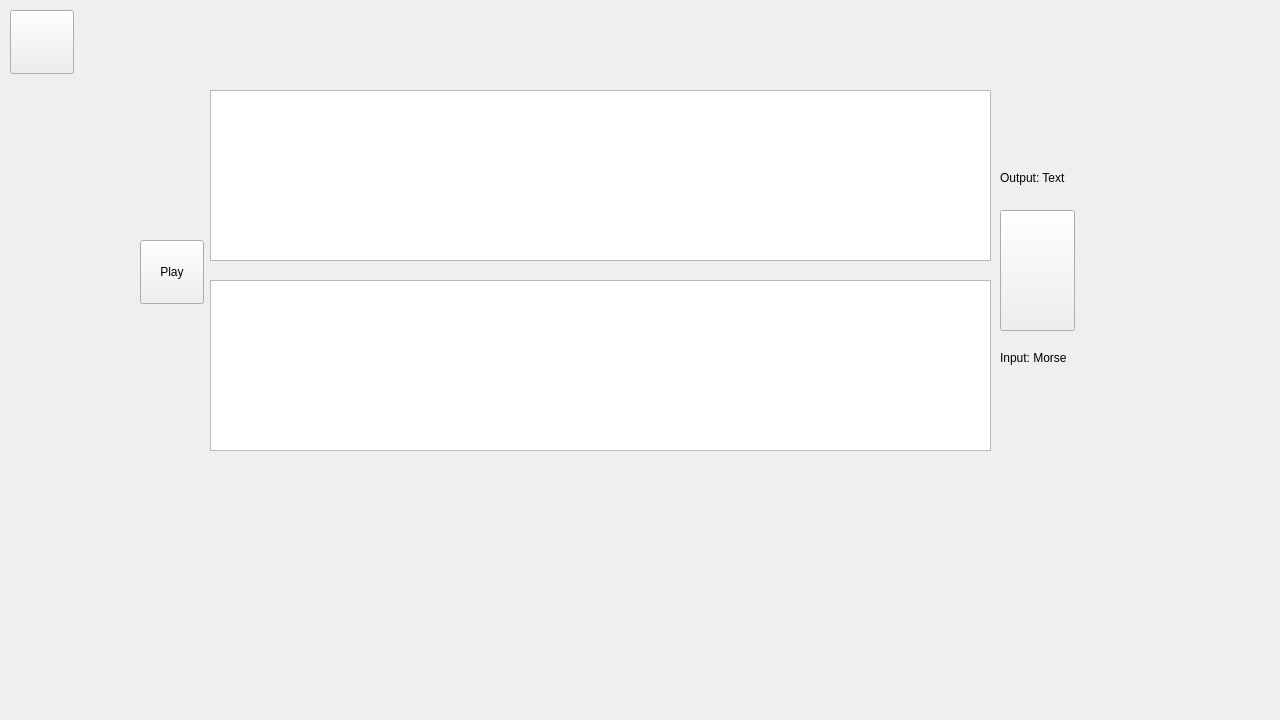
Old version of the form MorseCodeLearner/translatorwindow.ui in the repository UofU-CS3505/cs3505-assignment9-the_tigers.
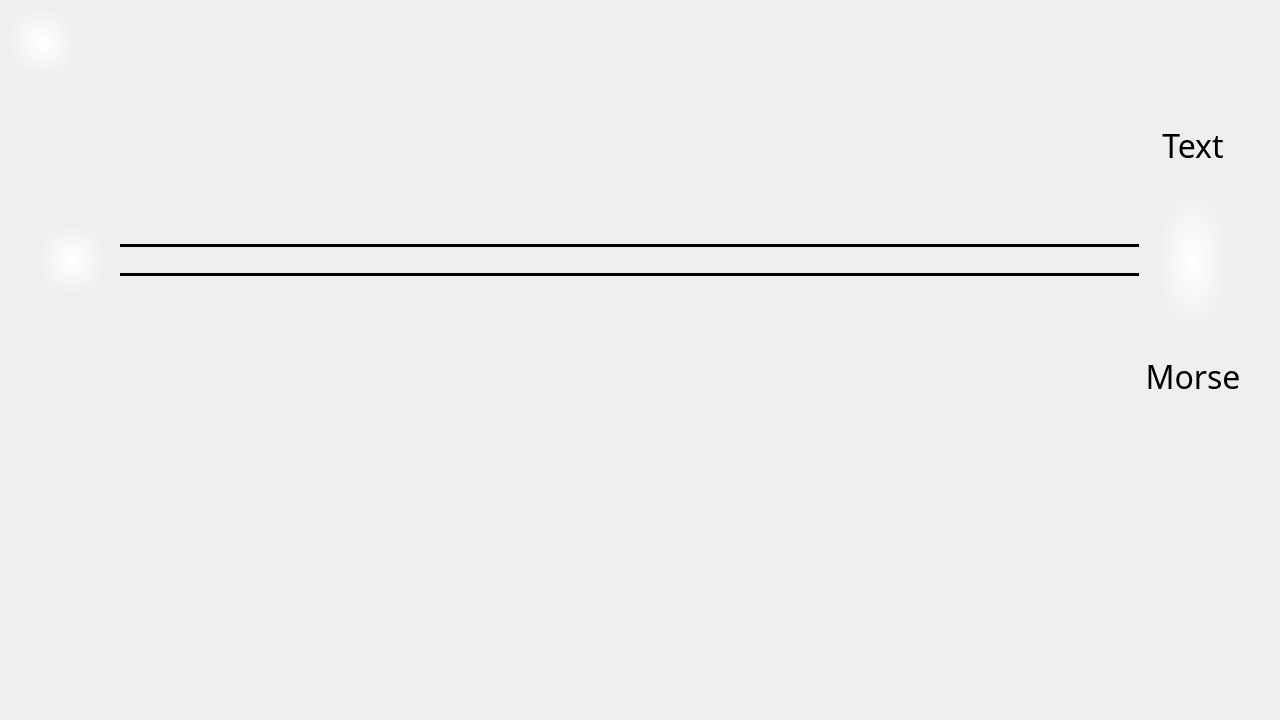
New version of the form.

```diff
--- a/MorseCodeLearner/translatorwindow.ui
+++ b/MorseCodeLearner/translatorwindow.ui
@@ -28,109 +28,284 @@
    <property name="focusPolicy">
     <enum>Qt::FocusPolicy::ClickFocus</enum>
    </property>
-   <property name="text">
-    <string/>
+   <property name="styleSheet">
+    <string notr="true">border: none;
+background-color: transparent;
+background: qradialgradient(spread:pad, cx:0.5, cy:0.5, radius:0.55, fx:0.5, fy:0.5, stop:0 rgba(255, 255, 255, 255), stop:1 rgba(255, 255, 255, 0));</string>
    </property>
-  </widget>
-  <widget class="QTextEdit" name="outputText">
-   <property name="enabled">
-    <bool>true</bool>
-   </property>
-   <property name="geometry">
-    <rect>
-     <x>210</x>
-     <y>90</y>
-     <width>781</width>
-     <height>171</height>
-    </rect>
-   </property>
-   <property name="font">
-    <font>
-     <pointsize>24</pointsize>
-    </font>
-   </property>
-   <property name="readOnly">
-    <bool>true</bool>
-   </property>
-  </widget>
-  <widget class="QTextEdit" name="inputText">
-   <property name="geometry">
-    <rect>
-     <x>210</x>
-     <y>280</y>
-     <width>781</width>
-     <height>171</height>
-    </rect>
-   </property>
-   <property name="font">
-    <font>
-     <pointsize>24</pointsize>
-    </font>
-   </property>
-   <property name="focusPolicy">
-    <enum>Qt::FocusPolicy::StrongFocus</enum>
-   </property>
-   <property name="whatsThis">
-    <string>override morse input</string>
-   </property>
-  </widget>
-  <widget class="QPushButton" name="swapButton">
-   <property name="geometry">
-    <rect>
-     <x>1000</x>
-     <y>210</y>
-     <width>75</width>
-     <height>121</height>
-    </rect>
-   </property>
-   <property name="focusPolicy">
-    <enum>Qt::FocusPolicy::NoFocus</enum>
-   </property>
    <property name="text">
     <string/>
    </property>
   </widget>
-  <widget class="QLabel" name="outputLabel">
+  <widget class="QWidget" name="">
    <property name="geometry">
     <rect>
-     <x>1000</x>
-     <y>170</y>
-     <width>81</width>
-     <height>16</height>
+     <x>40</x>
+     <y>100</y>
+     <width>1201</width>
+     <height>321</height>
     </rect>
    </property>
-   <property name="text">
-    <string>Output: Text</string>
-   </property>
-  </widget>
-  <widget class="QLabel" name="inputLabel">
-   <property name="geometry">
-    <rect>
-     <x>1000</x>
-     <y>350</y>
-     <width>81</width>
-     <height>16</height>
-    </rect>
-   </property>
-   <property name="text">
-    <string>Input: Morse</string>
-   </property>
-  </widget>
-  <widget class="QPushButton" name="audioPlayButton">
-   <property name="geometry">
-    <rect>
-     <x>140</x>
-     <y>240</y>
-     <width>64</width>
-     <height>64</height>
-    </rect>
-   </property>
-   <property name="focusPolicy">
-    <enum>Qt::FocusPolicy::NoFocus</enum>
-   </property>
-   <property name="text">
-    <string>Play</string>
-   </property>
+   <layout class="QHBoxLayout" name="horizontalLayout">
+    <property name="sizeConstraint">
+     <enum>QLayout::SizeConstraint::SetMinimumSize</enum>
+    </property>
+    <item>
+     <widget class="QPushButton" name="audioPlayButton">
+      <property name="minimumSize">
+       <size>
+        <width>64</width>
+        <height>64</height>
+       </size>
+      </property>
+      <property name="maximumSize">
+       <size>
+        <width>64</width>
+        <height>64</height>
+       </size>
+      </property>
+      <property name="focusPolicy">
+       <enum>Qt::FocusPolicy::NoFocus</enum>
+      </property>
+      <property name="styleSheet">
+       <string notr="true">border: none;
+background-color: transparent;
+background: qradialgradient(spread:pad, cx:0.5, cy:0.5, radius:0.55, fx:0.5, fy:0.5, stop:0 rgba(255, 255, 255, 255), stop:1 rgba(255, 255, 255, 0));</string>
+      </property>
+      <property name="text">
+       <string/>
+      </property>
+     </widget>
+    </item>
+    <item>
+     <spacer name="horizontalSpacer">
+      <property name="orientation">
+       <enum>Qt::Orientation::Horizontal</enum>
+      </property>
+      <property name="sizeType">
+       <enum>QSizePolicy::Policy::Fixed</enum>
+      </property>
+      <property name="sizeHint" stdset="0">
+       <size>
+        <width>10</width>
+        <height>20</height>
+       </size>
+      </property>
+     </spacer>
+    </item>
+    <item>
+     <layout class="QVBoxLayout" name="verticalLayout">
+      <property name="spacing">
+       <number>12</number>
+      </property>
+      <item>
+       <widget class="QTextEdit" name="outputText">
+        <property name="enabled">
+         <bool>true</bool>
+        </property>
+        <property name="font">
+         <font>
+          <pointsize>58</pointsize>
+         </font>
+        </property>
+        <property name="styleSheet">
+         <string notr="true">background-color: transparent;
+border: none;
+background: qradialgradient(
+        cx:0.5, cy:0.5,
+        fx:0.5, fy:0.5,
+        radius:0.55,
+        stop:0 rgba(255, 255, 255, 255),
+        stop:0.7 rgba(255, 255, 255, 200),
+        stop:1 rgba(255, 255, 255, 0)
+    );</string>
+        </property>
+        <property name="lineWrapMode">
+         <enum>QTextEdit::LineWrapMode::NoWrap</enum>
+        </property>
+        <property name="readOnly">
+         <bool>true</bool>
+        </property>
+        <property name="html">
+         <string>&lt;!DOCTYPE HTML PUBLIC &quot;-//W3C//DTD HTML 4.0//EN&quot; &quot;http://www.w3.org/TR/REC-html40/strict.dtd&quot;&gt;
+&lt;html&gt;&lt;head&gt;&lt;meta name=&quot;qrichtext&quot; content=&quot;1&quot; /&gt;&lt;meta charset=&quot;utf-8&quot; /&gt;&lt;style type=&quot;text/css&quot;&gt;
+p, li { white-space: pre-wrap; }
+hr { height: 1px; border-width: 0; }
+li.unchecked::marker { content: &quot;\2610&quot;; }
+li.checked::marker { content: &quot;\2612&quot;; }
+&lt;/style&gt;&lt;/head&gt;&lt;body style=&quot; font-family:'Segoe UI'; font-size:58pt; font-weight:400; font-style:normal;&quot;&gt;
+&lt;p style=&quot;-qt-paragraph-type:empty; margin-top:0px; margin-bottom:0px; margin-left:0px; margin-right:0px; -qt-block-indent:0; text-indent:0px; font-size:64pt;&quot;&gt;&lt;br /&gt;&lt;/p&gt;&lt;/body&gt;&lt;/html&gt;</string>
+        </property>
+        <property name="acceptRichText">
+         <bool>false</bool>
+        </property>
+       </widget>
+      </item>
+      <item>
+       <widget class="QWidget" name="spacer" native="true">
+        <property name="minimumSize">
+         <size>
+          <width>0</width>
+          <height>32</height>
+         </size>
+        </property>
+        <property name="autoFillBackground">
+         <bool>false</bool>
+        </property>
+        <property name="styleSheet">
+         <string notr="true">border-top: 3px solid black;
+border-bottom: 3px solid black;</string>
+        </property>
+       </widget>
+      </item>
+      <item>
+       <widget class="QTextEdit" name="inputText">
+        <property name="enabled">
+         <bool>true</bool>
+        </property>
+        <property name="font">
+         <font>
+          <pointsize>58</pointsize>
+         </font>
+        </property>
+        <property name="focusPolicy">
+         <enum>Qt::FocusPolicy::StrongFocus</enum>
+        </property>
+        <property name="whatsThis">
+         <string>override morse input</string>
+        </property>
+        <property name="autoFillBackground">
+         <bool>false</bool>
+        </property>
+        <property name="styleSheet">
+         <string notr="true">background-color: transparent;
+border: none;
+background: qradialgradient(
+        cx:0.5, cy:0.5,
+        fx:0.5, fy:0.5,
+        radius:0.55,
+        stop:0 rgba(255, 255, 255, 255),
+        stop:0.7 rgba(255, 255, 255, 200),
+        stop:1 rgba(255, 255, 255, 0)
+    );</string>
+        </property>
+        <property name="lineWrapMode">
+         <enum>QTextEdit::LineWrapMode::NoWrap</enum>
+        </property>
+        <property name="acceptRichText">
+         <bool>false</bool>
+        </property>
+        <property name="cursorWidth">
+         <number>3</number>
+        </property>
+        <property name="placeholderText">
+         <string/>
+        </property>
+       </widget>
+      </item>
+     </layout>
+    </item>
+    <item>
+     <layout class="QVBoxLayout" name="verticalLayout_2">
+      <property name="sizeConstraint">
+       <enum>QLayout::SizeConstraint::SetNoConstraint</enum>
+      </property>
+      <item>
+       <widget class="QLabel" name="outputLabel">
+        <property name="sizePolicy">
+         <sizepolicy hsizetype="Minimum" vsizetype="Preferred">
+          <horstretch>0</horstretch>
+          <verstretch>0</verstretch>
+         </sizepolicy>
+        </property>
+        <property name="minimumSize">
+         <size>
+          <width>96</width>
+          <height>0</height>
+         </size>
+        </property>
+        <property name="font">
+         <font>
+          <family>Scheherazade</family>
+          <pointsize>24</pointsize>
+         </font>
+        </property>
+        <property name="text">
+         <string>Text</string>
+        </property>
+        <property name="alignment">
+         <set>Qt::AlignmentFlag::AlignCenter</set>
+        </property>
+       </widget>
+      </item>
+      <item alignment="Qt::AlignmentFlag::AlignHCenter">
+       <widget class="QPushButton" name="swapButton">
+        <property name="enabled">
+         <bool>true</bool>
+        </property>
+        <property name="sizePolicy">
+         <sizepolicy hsizetype="Minimum" vsizetype="Minimum">
+          <horstretch>0</horstretch>
+          <verstretch>0</verstretch>
+         </sizepolicy>
+        </property>
+        <property name="minimumSize">
+         <size>
+          <width>64</width>
+          <height>128</height>
+         </size>
+        </property>
+        <property name="maximumSize">
+         <size>
+          <width>64</width>
+          <height>128</height>
+         </size>
+        </property>
+        <property name="focusPolicy">
+         <enum>Qt::FocusPolicy::NoFocus</enum>
+        </property>
+        <property name="autoFillBackground">
+         <bool>false</bool>
+        </property>
+        <property name="styleSheet">
+         <string notr="true">border: none;
+background-color: transparent;
+background: qradialgradient(spread:pad, cx:0.5, cy:0.5, radius:0.55, fx:0.5, fy:0.5, stop:0 rgba(255, 255, 255, 255), stop:1 rgba(255, 255, 255, 0));</string>
+        </property>
+        <property name="text">
+         <string/>
+        </property>
+       </widget>
+      </item>
+      <item>
+       <widget class="QLabel" name="inputLabel">
+        <property name="sizePolicy">
+         <sizepolicy hsizetype="Minimum" vsizetype="Preferred">
+          <horstretch>0</horstretch>
+          <verstretch>0</verstretch>
+         </sizepolicy>
+        </property>
+        <property name="font">
+         <font>
+          <family>Scheherazade</family>
+          <pointsize>24</pointsize>
+          <kerning>true</kerning>
+         </font>
+        </property>
+        <property name="layoutDirection">
+         <enum>Qt::LayoutDirection::LeftToRight</enum>
+        </property>
+        <property name="text">
+         <string>Morse</string>
+        </property>
+        <property name="alignment">
+         <set>Qt::AlignmentFlag::AlignCenter</set>
+        </property>
+       </widget>
+      </item>
+     </layout>
+    </item>
+   </layout>
   </widget>
  </widget>
  <resources/>
```
